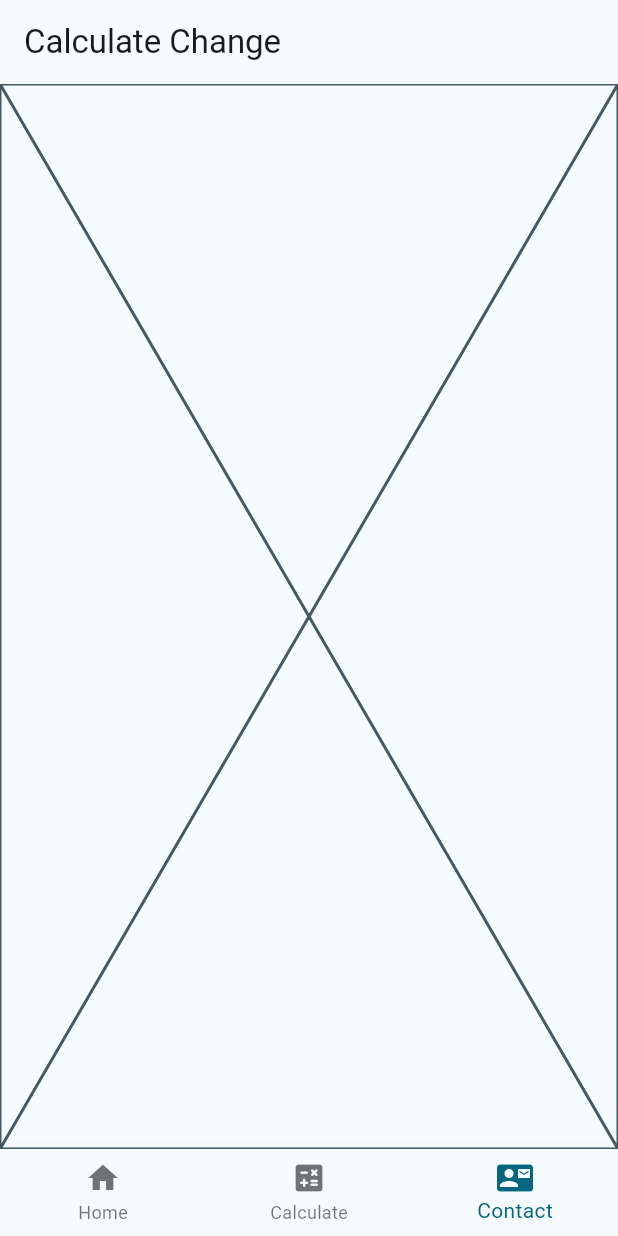
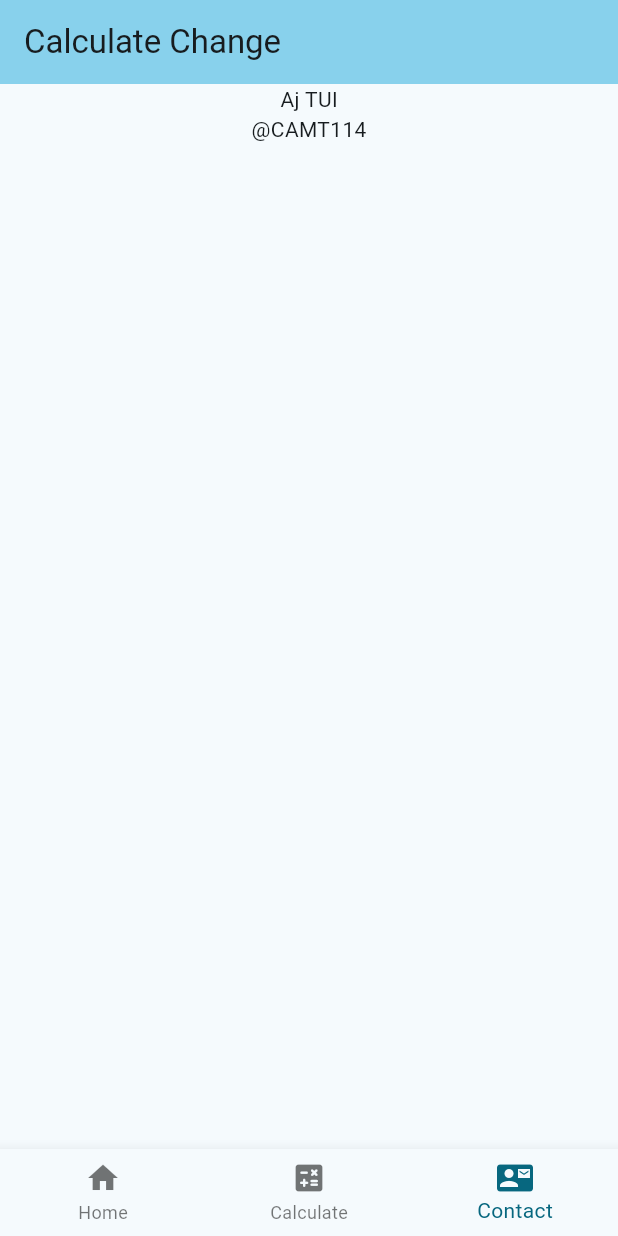
Before and after one commit to FOAM009/flutter_mobiledev, a Flutter app: the screen it shows after launch, item 3 of the bottom bar chosen, on a phone screen of 412 x 824 dp. Run offline on Flutter 3.47's test engine with Material 3 defaults, Android fonts, the phone set to English and light mode, and no system bars; network calls fail.

```diff
--- a/firstapp/lib/main.dart
+++ b/firstapp/lib/main.dart
@@ -40,7 +40,10 @@ class _MyHomePageState extends State<MyHomePage> {
   @override
   Widget build(BuildContext context) {
     return Scaffold(
-      appBar: AppBar(title: Text(widget.title)),
+      appBar: AppBar(
+        backgroundColor: Theme.of(context).colorScheme.inversePrimary,
+        title: Text(widget.title),
+      ),
       body: tabs[_currentIndex],
       bottomNavigationBar: BottomNavigationBar(
         currentIndex: _currentIndex,
--- a/firstapp/lib/pages/contact.dart
+++ b/firstapp/lib/pages/contact.dart
@@ -10,6 +10,10 @@ class Contactpage extends StatefulWidget {
 class _ContactpageState extends State<Contactpage> {
   @override
   Widget build(BuildContext context) {
-    return const Placeholder();
+    return ListView(
+      children: [
+        Center(child: Column(children: [Text("Aj TUI"), Text("@CAMT114")])),
+      ],
+    );
   }
 }
--- a/firstapp/lib/pages/home.dart
+++ b/firstapp/lib/pages/home.dart
@@ -10,6 +10,6 @@ class Homepage extends StatefulWidget {
 class _HomepageState extends State<Homepage> {
   @override
   Widget build(BuildContext context) {
-    return const Placeholder();
+    return ListView(children: [Center(child: Text("Homepage"))]);
   }
 }
```
Also changed, not shown: firstapp/lib/pages/calc.dart (+4 -4 lines).
